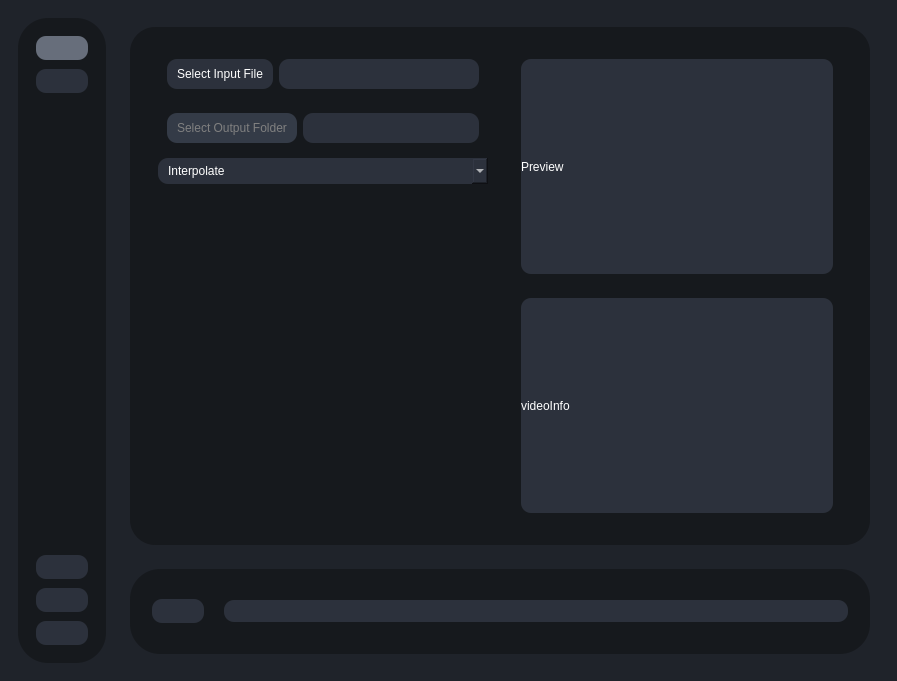
The window that testRVEInterface.ui (TNTwise/REAL-Video-Enhancer) describes before a commit, drawn with Qt 5.
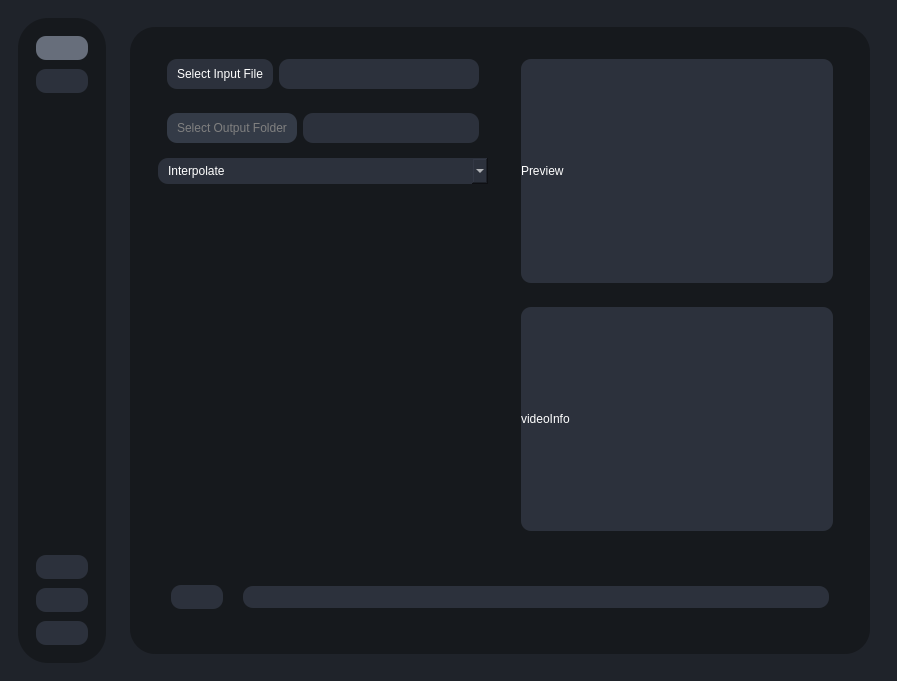
The same window after the commit. The open tabs and pages were chosen to show the change. Icons and pictures are not drawn.

Commit message: move render button to proc tab

```diff
--- a/testRVEInterface.ui
+++ b/testRVEInterface.ui
@@ -100,6 +100,9 @@
          <layout class="QHBoxLayout" name="horizontalLayout_3">
           <item>
            <widget class="QStackedWidget" name="stackedWidget">
+            <property name="styleSheet">
+             <string notr="true"/>
+            </property>
             <widget class="QWidget" name="homePage">
              <property name="styleSheet">
               <string notr="true">QWidget{
@@ -157,7 +160,17 @@
 color:white;
 }
 
-</string>
+QProgressBar{
+    background-color:#2c313c;
+	border-radius: 10px;
+
+}
+ QProgressBar::chunk {
+     background-color:white;
+	text-align:left;
+	border-radius: 10px;
+	
+ }</string>
              </property>
              <layout class="QGridLayout" name="gridLayout_3">
               <item row="0" column="0">
@@ -333,6 +346,66 @@
                 </layout>
                </widget>
               </item>
+              <item row="1" column="0" colspan="2">
+               <widget class="QWidget" name="bottomMenuSubContainer" native="true">
+                <property name="minimumSize">
+                 <size>
+                  <width>0</width>
+                  <height>85</height>
+                 </size>
+                </property>
+                <layout class="QHBoxLayout" name="horizontalLayout_2">
+                 <property name="spacing">
+                  <number>20</number>
+                 </property>
+                 <property name="leftMargin">
+                  <number>22</number>
+                 </property>
+                 <property name="rightMargin">
+                  <number>22</number>
+                 </property>
+                 <item>
+                  <widget class="QPushButton" name="startRenderButton">
+                   <property name="maximumSize">
+                    <size>
+                     <width>59</width>
+                     <height>16777215</height>
+                    </size>
+                   </property>
+                   <property name="text">
+                    <string/>
+                   </property>
+                   <property name="icon">
+                    <iconset resource="resources.qrc">
+                     <normaloff>:/icons/icons/play.svg</normaloff>:/icons/icons/play.svg</iconset>
+                   </property>
+                   <property name="iconSize">
+                    <size>
+                     <width>55</width>
+                     <height>45</height>
+                    </size>
+                   </property>
+                  </widget>
+                 </item>
+                 <item>
+                  <widget class="QProgressBar" name="progressBar">
+                   <property name="sizePolicy">
+                    <sizepolicy hsizetype="Expanding" vsizetype="Fixed">
+                     <horstretch>0</horstretch>
+                     <verstretch>0</verstretch>
+                    </sizepolicy>
+                   </property>
+                   <property name="value">
+                    <number>0</number>
+                   </property>
+                   <property name="textVisible">
+                    <bool>false</bool>
+                   </property>
+                  </widget>
+                 </item>
+                </layout>
+               </widget>
+              </item>
              </layout>
             </widget>
             <widget class="QWidget" name="settingsPage">
@@ -687,72 +760,6 @@
          </layout>
         </widget>
        </item>
-       <item alignment="Qt::AlignmentFlag::AlignBottom">
-        <widget class="QWidget" name="bottomMenuContainer" native="true">
-         <layout class="QHBoxLayout" name="horizontalLayout">
-          <item>
-           <widget class="QWidget" name="bottomMenuSubContainer" native="true">
-            <property name="minimumSize">
-             <size>
-              <width>0</width>
-              <height>85</height>
-             </size>
-            </property>
-            <layout class="QHBoxLayout" name="horizontalLayout_2">
-             <property name="spacing">
-              <number>20</number>
-             </property>
-             <property name="leftMargin">
-              <number>22</number>
-             </property>
-             <property name="rightMargin">
-              <number>22</number>
-             </property>
-             <item>
-              <widget class="QPushButton" name="startRenderButton">
-               <property name="maximumSize">
-                <size>
-                 <width>59</width>
-                 <height>16777215</height>
-                </size>
-               </property>
-               <property name="text">
-                <string/>
-               </property>
-               <property name="icon">
-                <iconset resource="resources.qrc">
-                 <normaloff>:/icons/icons/play.svg</normaloff>:/icons/icons/play.svg</iconset>
-               </property>
-               <property name="iconSize">
-                <size>
-                 <width>55</width>
-                 <height>45</height>
-                </size>
-               </property>
-              </widget>
-             </item>
-             <item>
-              <widget class="QProgressBar" name="progressBar">
-               <property name="sizePolicy">
-                <sizepolicy hsizetype="Expanding" vsizetype="Fixed">
-                 <horstretch>0</horstretch>
-                 <verstretch>0</verstretch>
-                </sizepolicy>
-               </property>
-               <property name="value">
-                <number>0</number>
-               </property>
-               <property name="textVisible">
-                <bool>false</bool>
-               </property>
-              </widget>
-             </item>
-            </layout>
-           </widget>
-          </item>
-         </layout>
-        </widget>
-       </item>
       </layout>
      </widget>
     </item>
```
